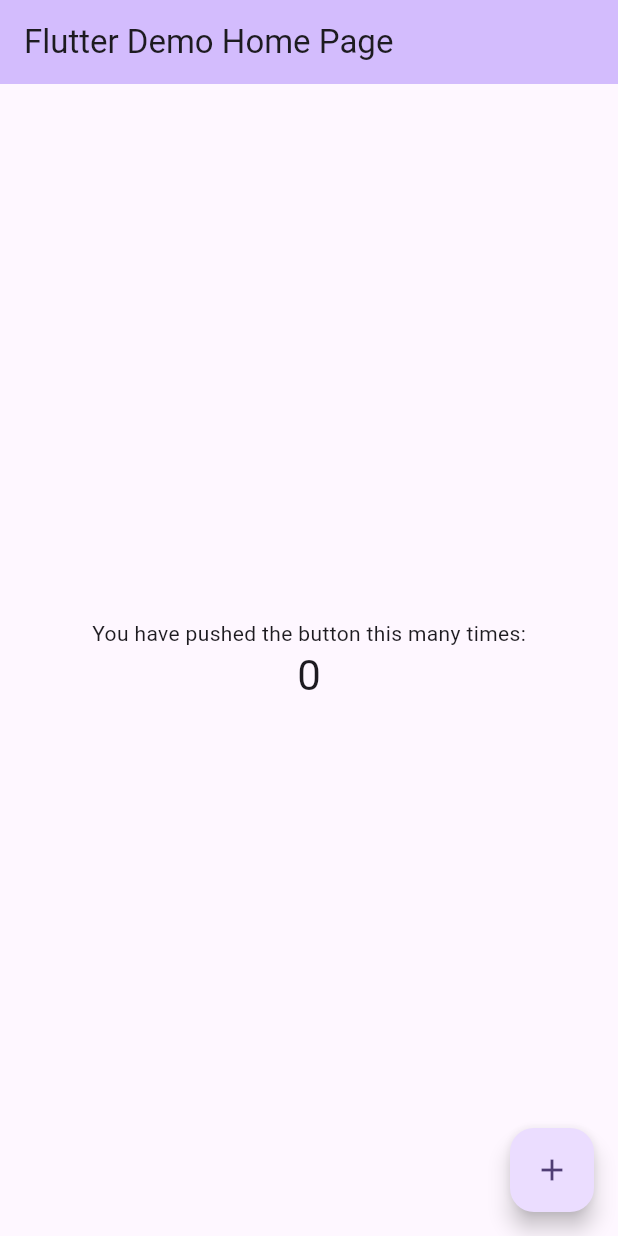
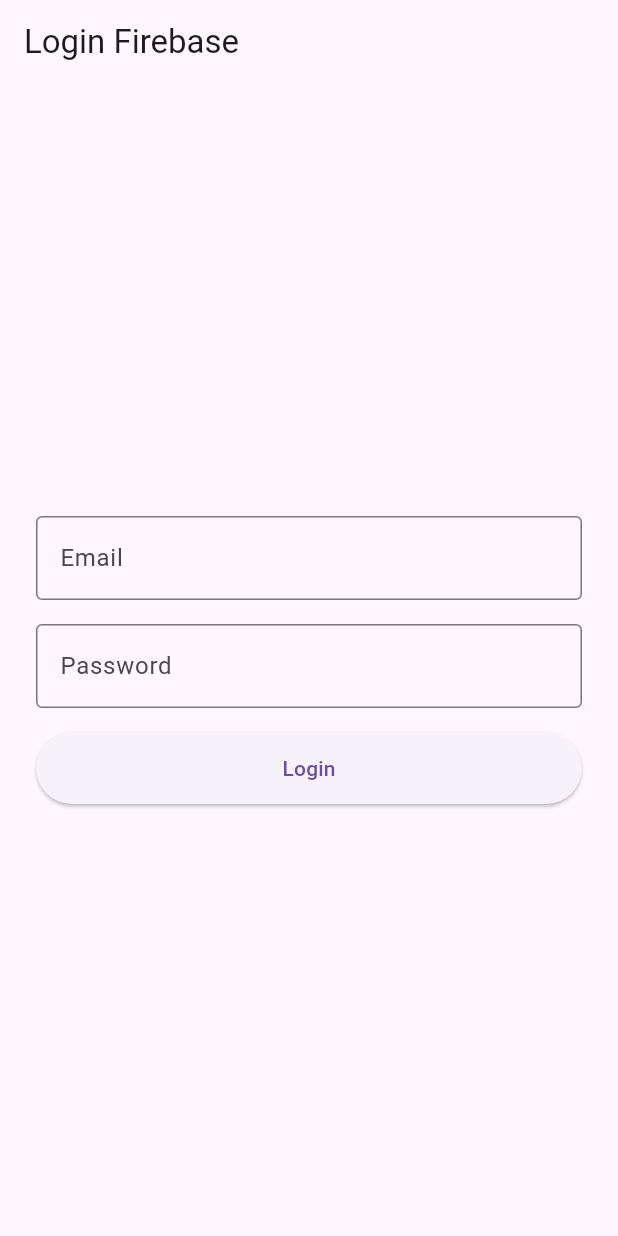
Before and after one commit to ryhan27/firebase_login, a Flutter app: the screen it shows after launch, on a phone screen of 412 x 824 dp. Run offline on Flutter 3.47's test engine with Material 3 defaults, Android fonts, the phone set to English and light mode, and no system bars; our stand-ins replace firebase_auth, firebase_core; accounts and stored records are empty.

Commit message:
add main dart file in lib folder

```diff
--- a/lib/main.dart
+++ b/lib/main.dart
@@ -1,121 +1,201 @@
 import 'package:flutter/material.dart';
+import 'package:firebase_core/firebase_core.dart';
+import 'package:firebase_auth/firebase_auth.dart';
+import 'firebase_options.dart';
 
-void main() {
+void main() async {
+  WidgetsFlutterBinding.ensureInitialized();
+  await Firebase.initializeApp(options: DefaultFirebaseOptions.currentPlatform);
   runApp(const MyApp());
 }
-
 class MyApp extends StatelessWidget {
   const MyApp({super.key});
 
-  // This widget is the root of your application.
   @override
   Widget build(BuildContext context) {
     return MaterialApp(
-      title: 'Flutter Demo',
-      theme: ThemeData(
-        // This is the theme of your application.
-        //
-        // TRY THIS: Try running your application with "flutter run". You'll see
-        // the application has a purple toolbar. Then, without quitting the app,
-        // try changing the seedColor in the colorScheme below to Colors.green
-        // and then invoke "hot reload" (save your changes or press the "hot
-        // reload" button in a Flutter-supported IDE, or press "r" if you used
-        // the command line to start the app).
-        //
-        // Notice that the counter didn't reset back to zero; the application
-        // state is not lost during the reload. To reset the state, use hot
-        // restart instead.
-        //
-        // This works for code too, not just values: Most code changes can be
-        // tested with just a hot reload.
-        colorScheme: .fromSeed(seedColor: Colors.deepPurple),
-      ),
-      home: const MyHomePage(title: 'Flutter Demo Home Page'),
+      title: 'Firebase Auth Simple',
+      debugShowCheckedModeBanner: false, theme: ThemeData(primarySwatch: Colors.blue),
+      home: const AuthWrapper(),
     );
   }
 }
-
-class MyHomePage extends StatefulWidget {
-  const MyHomePage({super.key, required this.title});
-
-  // This widget is the home page of your application. It is stateful, meaning
-  // that it has a State object (defined below) that contains fields that affect
-  // how it looks.
-
-  // This class is the configuration for the state. It holds the values (in this
-  // case the title) provided by the parent (in this case the App widget) and
-  // used by the build method of the State. Fields in a Widget subclass are
-  // always marked "final".
-
-  final String title;
-
-  @override
-  State<MyHomePage> createState() => _MyHomePageState();
-}
-
-class _MyHomePageState extends State<MyHomePage> {
-  int _counter = 0;
-
-  void _incrementCounter() {
-    setState(() {
-      // This call to setState tells the Flutter framework that something has
-      // changed in this State, which causes it to rerun the build method below
-      // so that the display can reflect the updated values. If we changed
-      // _counter without calling setState(), then the build method would not be
-      // called again, and so nothing would appear to happen.
-      _counter++;
-    });
-  }
+class AuthWrapper extends StatelessWidget {
+  const AuthWrapper({super.key});
 
   @override
   Widget build(BuildContext context) {
-    // This method is rerun every time setState is called, for instance as done
-    // by the _incrementCounter method above.
-    //
-    // The Flutter framework has been optimized to make rerunning build methods
-    // fast, so that you can just rebuild anything that needs updating rather
-    // than having to individually change instances of widgets.
+    return StreamBuilder<User?>(
+      stream: FirebaseAuth.instance.authStateChanges(),
+      builder: (context, snapshot) {
+        if (snapshot.connectionState == ConnectionState.waiting) {
+          return const Scaffold(
+            body: Center(child: CircularProgressIndicator()),
+          );
+        }
+        if (snapshot.hasData) {
+          return UserInfoScreen(user: snapshot.data!);
+        }
+        return const LoginScreen();
+      },
+    );
+  }
+}
+class LoginScreen extends StatefulWidget {
+  const LoginScreen({super.key});
+
+  @override
+  State<LoginScreen> createState() => _LoginScreenState();
+}
+class _LoginScreenState extends State<LoginScreen> {
+  final TextEditingController _emailController = TextEditingController();
+  final TextEditingController _passwordController = TextEditingController();
+  bool _isLoading = false;
+  String? _errorMessage;
+
+  Future<void> _login() async {
+    setState(() {
+      _isLoading = true;
+      _errorMessage = null;
+    });
+
+    try {
+      await FirebaseAuth.instance.signInWithEmailAndPassword(
+        email: _emailController.text.trim(),
+        password: _passwordController.text.trim(),
+      );
+      // Jika berhasil, AuthWrapper otomatis pindah ke UserInfoScreen
+    } on FirebaseAuthException catch (e) {
+      setState(() {
+        _errorMessage = e.message ?? 'Terjadi kesalahan saat login.';
+      });
+    } finally {
+      if (mounted) {
+        setState(() {
+          _isLoading = false;
+        });
+      }
+    }
+  }
+  @override
+  void dispose() {
+    _emailController.dispose();
+    _passwordController.dispose();
+    super.dispose();
+  }
+  @override
+  Widget build(BuildContext context) {
     return Scaffold(
-      appBar: AppBar(
-        // TRY THIS: Try changing the color here to a specific color (to
-        // Colors.amber, perhaps?) and trigger a hot reload to see the AppBar
-        // change color while the other colors stay the same.
-        backgroundColor: Theme.of(context).colorScheme.inversePrimary,
-        // Here we take the value from the MyHomePage object that was created by
-        // the App.build method, and use it to set our appbar title.
-        title: Text(widget.title),
-      ),
-      body: Center(
-        // Center is a layout widget. It takes a single child and positions it
-        // in the middle of the parent.
+      appBar: AppBar(title: const Text('Login Firebase')),
+      body: Padding(
+        padding: const EdgeInsets.all(24.0),
         child: Column(
-          // Column is also a layout widget. It takes a list of children and
-          // arranges them vertically. By default, it sizes itself to fit its
-          // children horizontally, and tries to be as tall as its parent.
-          //
-          // Column has various properties to control how it sizes itself and
-          // how it positions its children. Here we use mainAxisAlignment to
-          // center the children vertically; the main axis here is the vertical
-          // axis because Columns are vertical (the cross axis would be
-          // horizontal).
-          //
-          // TRY THIS: Invoke "debug painting" (choose the "Toggle Debug Paint"
-          // action in the IDE, or press "p" in the console), to see the
-          // wireframe for each widget.
-          mainAxisAlignment: .center,
+          mainAxisAlignment: MainAxisAlignment.center,
           children: [
-            const Text('You have pushed the button this many times:'),
-            Text(
-              '$_counter',
-              style: Theme.of(context).textTheme.headlineMedium,
+            TextField(
+              controller: _emailController,
+              keyboardType: TextInputType.emailAddress,
+              decoration: const InputDecoration(
+                labelText: 'Email',
+                border: OutlineInputBorder(),
+              ),
+            ),
+            const SizedBox(height: 16),
+            TextField(
+              controller: _passwordController,
+              obscureText: true,
+              decoration: const InputDecoration(
+                labelText: 'Password',
+                border: OutlineInputBorder(),
+              ),
+            ),
+            const SizedBox(height: 16),
+            if (_errorMessage != null)
+              Padding(
+                padding: const EdgeInsets.only(bottom: 16),
+                child: Text(
+                  _errorMessage!,
+                  style: const TextStyle(color: Colors.red),
+                  textAlign: TextAlign.center,
+                ),
+              ),
+            SizedBox(
+              width: double.infinity,
+              height: 48,
+              child: ElevatedButton(
+                onPressed: _isLoading ? null : _login,
+                child: _isLoading
+                    ? const CircularProgressIndicator(color: Colors.white)
+                    : const Text('Login'),
+              ),
             ),
           ],
         ),
       ),
-      floatingActionButton: FloatingActionButton(
-        onPressed: _incrementCounter,
-        tooltip: 'Increment',
-        child: const Icon(Icons.add),
+    );
+  }
+}
+class UserInfoScreen extends StatelessWidget {
+  final User user;
+  const UserInfoScreen({super.key, required this.user});
+  Future<void> _logout() async {
+    await FirebaseAuth.instance.signOut();
+  }
+  @override
+  Widget build(BuildContext context) {
+    return Scaffold(
+      appBar: AppBar(
+        title: const Text('Dashboard User'),
+        actions: [
+          IconButton(
+            icon: const Icon(Icons.logout),
+            onPressed: _logout,
+            tooltip: 'Logout',
+          ),
+        ],
+      ),
+      body: Center(
+        child: Padding(
+          padding: const EdgeInsets.all(24.0),
+          child: Column(
+            mainAxisAlignment: MainAxisAlignment.center,
+            crossAxisAlignment: CrossAxisAlignment.center,
+            children: [
+              const Icon(Icons.account_circle, size: 100, color: Colors.blue),
+              const SizedBox(height: 24),
+              const Text(
+                'Login Berhasil!',
+                style: TextStyle(fontSize: 24, fontWeight: FontWeight.bold),
+              ),
+              const SizedBox(height: 16),
+              Card(
+                elevation: 4,
+                child: Padding(
+                  padding: const EdgeInsets.all(16.0),
+                  child: Column(
+                    crossAxisAlignment: CrossAxisAlignment.start,
+                    children: [
+                      Text(
+                        'UID: ${user.uid}',
+                        style: const TextStyle(fontWeight: FontWeight.bold),
+                      ),
+                      const SizedBox(height: 8),
+                      Text('Email: ${user.email ?? "Tidak ada email"}'),
+                      const SizedBox(height: 8),
+                      Text(
+                        'Email Terverifikasi: ${user.emailVerified ? "Ya" : "Tidak"}',
+                      ),
+                      const SizedBox(height: 8),
+                      Text(
+                        'Terakhir Login: ${user.metadata.lastSignInTime.toString()}',
+                      ),
+                    ],
+                  ),
+                ),
+              ),
+            ],
+          ),
+        ),
       ),
     );
   }
--- a/pubspec.yaml
+++ b/pubspec.yaml
@@ -35,6 +35,7 @@ dependencies:
   # Use with the CupertinoIcons class for iOS style icons.
   cupertino_icons: ^1.0.8
   firebase_core: ^5.2.0
+  firebase_auth: ^7.1.0
 
 dev_dependencies:
   flutter_test:
```
Also changed, not shown: pubspec.lock, 3 other files.
